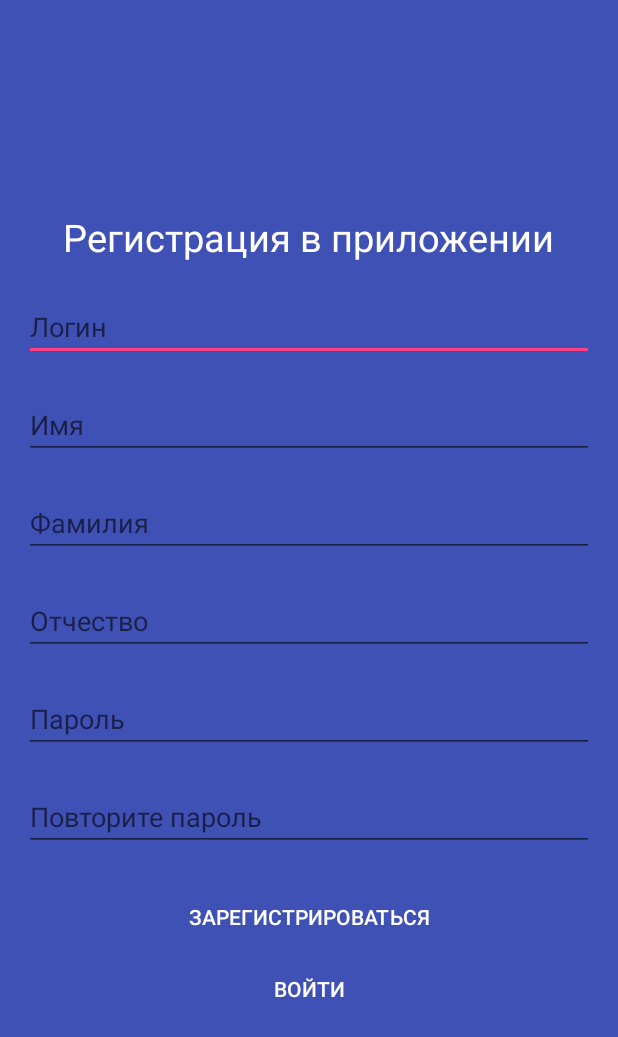
After one commit to alexbidenko/aumsu-portal-android, an Android app: the RegistrationActivity screen opened directly, with no data from a screen before it, on a phone screen of 412 x 824 dp. The commit adds this screen. Shown: the top 1037 px of the screen. Run offline under Robolectric (Android 15) with nearby library versions, the phone set to English and light mode, and no system bars.

Commit message:
Add registration form

```diff
--- a/app/src/main/java/admire/aumsu/portal/application/retrofit/RequestAPI.kt
+++ b/app/src/main/java/admire/aumsu/portal/application/retrofit/RequestAPI.kt
@@ -11,6 +11,9 @@ interface RequestAPI {
 
     @POST("login")
     fun authorization(@Body request: Authorization): Call<User>
+
+    @POST("registration")
+    fun registration(@Body request: User): Call<User>
 
     @GET("messages/last")
     fun getLastMessage(@Header("Authorization") token: String): Call<Message>
--- /dev/null
+++ b/app/src/main/res/layout/activity_registration.xml
@@ -0,0 +1,120 @@
+<?xml version="1.0" encoding="utf-8"?>
+<RelativeLayout xmlns:android="http://schemas.android.com/apk/res/android"
+    android:layout_width="match_parent"
+    android:layout_height="match_parent"
+    xmlns:tools="http://schemas.android.com/tools"
+    android:orientation="vertical"
+    android:background="@color/colorPrimary"
+    tools:context=".RegistrationActivity">
+
+    <androidx.core.widget.NestedScrollView
+        android:layout_width="match_parent"
+        android:layout_height="wrap_content"
+        android:layout_centerVertical="true">
+
+        <LinearLayout
+            android:layout_width="match_parent"
+            android:layout_height="wrap_content"
+            android:orientation="vertical"
+            android:paddingTop="20dp"
+            android:paddingBottom="20dp"
+            android:paddingStart="16dp"
+            android:paddingEnd="16dp">
+
+            <TextView
+                android:layout_width="wrap_content"
+                android:layout_height="wrap_content"
+                android:layout_gravity="center"
+                android:textAlignment="center"
+                android:textSize="25sp"
+                android:textColor="#ffffff"
+                android:text="@string/activity_registration_instruction"
+                android:layout_marginBottom="20dp" />
+
+            <EditText
+                android:layout_width="match_parent"
+                android:layout_height="wrap_content"
+                android:layout_marginBottom="20dp"
+                android:hint="@string/activity_registration_login_hint"
+                android:id="@+id/login"
+                android:textColor="@android:color/white"
+                android:maxLines="1"
+                android:autofillHints="login"
+                android:inputType="text" />
+
+            <EditText
+                android:layout_width="match_parent"
+                android:layout_height="wrap_content"
+                android:layout_marginBottom="20dp"
+                android:hint="@string/activity_registration_first_name_hint"
+                android:id="@+id/first_name"
+                android:textColor="@android:color/white"
+                android:maxLines="1"
+                android:autofillHints="first_name"
+                android:inputType="text" />
+
+            <EditText
+                android:layout_width="match_parent"
+                android:layout_height="wrap_content"
+                android:layout_marginBottom="20dp"
+                android:hint="@string/activity_registration_last_name_hint"
+                android:id="@+id/last_name"
+                android:textColor="@android:color/white"
+                android:maxLines="1"
+                android:autofillHints="last_name"
+                android:inputType="text" />
+
+            <EditText
+                android:layout_width="match_parent"
+                android:layout_height="wrap_content"
+                android:layout_marginBottom="20dp"
+                android:hint="@string/activity_registration_patronymic_hint"
+                android:id="@+id/patronymic"
+                android:textColor="@android:color/white"
+                android:maxLines="1"
+                android:autofillHints="patronymic"
+                android:inputType="text" />
+
+            <EditText
+                android:layout_width="match_parent"
+                android:layout_height="wrap_content"
+                android:layout_marginBottom="20dp"
+                android:hint="@string/activity_registration_password_hint"
+                android:id="@+id/password"
+                android:textColor="@android:color/white"
+                android:maxLines="1"
+                android:inputType="textPassword"
+                android:autofillHints="password" />
+
+            <EditText
+                android:layout_width="match_parent"
+                android:layout_height="wrap_content"
+                android:layout_marginBottom="20dp"
+                android:hint="@string/activity_registration_repeat_password_hint"
+                android:id="@+id/repeat_password"
+                android:textColor="@android:color/white"
+                android:maxLines="1"
+                android:inputType="textPassword"
+                android:autofillHints="repeat_password" />
+
+            <Button
+                android:layout_width="match_parent"
+                android:layout_height="wrap_content"
+                android:text="@string/activity_registration_registration_action"
+                android:id="@+id/registration_button"
+                android:textColor="@android:color/white"
+                style="@style/Widget.AppCompat.Button.Borderless"/>
+
+            <Button
+                android:layout_width="match_parent"
+                android:layout_height="wrap_content"
+                android:text="@string/activity_registration_to_login"
+                android:id="@+id/to_login_button"
+                android:textColor="@android:color/white"
+                style="@style/Widget.AppCompat.Button.Borderless"/>
+
+        </LinearLayout>
+
+    </androidx.core.widget.NestedScrollView>
+
+</RelativeLayout>
--- a/app/src/main/res/menu/activity_main_drawer.xml
+++ b/app/src/main/res/menu/activity_main_drawer.xml
@@ -28,6 +28,10 @@
                 android:id="@+id/nav_logout"
                 android:icon="@drawable/ic_menu_exit_to_app_24dp"
                 android:title="@string/menu_logout" />
+            <item
+                android:id="@+id/nav_feedback"
+                android:icon="@drawable/ic_baseline_feedback_24"
+                android:title="@string/menu_feedback" />
         </menu>
     </item>
 
--- a/app/src/main/res/values/strings.xml
+++ b/app/src/main/res/values/strings.xml
@@ -8,12 +8,17 @@
     <string name="system_alert_send_success">Сообщение успешно отправлено</string>
     <string name="system_alert_agree">Принято</string>
     <string name="system_alert_confirm">Ок</string>
-    <string name="system_response_news_error">Ошибка авторизации, повторите попытку позже</string>
-    <string name="system_response_authorisation_error">При запросе новостей произошла ошибка, повторите позже</string>
+    <string name="system_response_news_error">При запросе новостей произошла ошибка, повторите позже</string>
+    <string name="system_response_authorisation_error">Ошибка авторизации, повторите попытку позже</string>
+    <string name="system_response_registration_error">Ошибка регистрации, повторите попытку позже</string>
     <string name="system_response_authorisation_incorrect">Неверный логин или пароль</string>
     <string name="system_response_send_message_error">Ошибка отправки новости, повторите попытку позже</string>
     <string name="system_notification_channel_name">Сообщения университета</string>
     <string name="system_notification_channel_description">Канал для получения сообщений от университета</string>
+    <string name="system_feedback_address">alexbidenko1998@gmail.com</string>
+    <string name="system_feedback_subject">[FEEDBACK] Обратная связь об использовании приложения Science Report</string>
+    <string name="system_feedback_preview">Опишите вашу проблему, пожелание или отзыв:</string>
+    <string name="system_feedback_chooser">Выберите приложение для отправки обратной связи:</string>
 
     <string name="menu_home">Главная</string>
     <string name="menu_gallery">Галерея</string>
@@ -21,6 +26,7 @@
     <string name="menu_send">Сообщение</string>
     <string name="menu_more">Ещё</string>
     <string name="menu_logout">Выйти</string>
+    <string name="menu_feedback">Обратная связь</string>
     <string name="about_text">Федеральное государственное бюджетное образовательное учреждение высшего образования «Государственный морской университет имени адмирала Ф.Ф. Ушакова» является крупнейшим учебным заведением водного транспорта и единственным высшим учебным заведением на Юге России, выпускающим морских специалистов для судоходных компаний, судостроительных и судоремонтных заводов, предприятий водного транспорта, портов и транспортных терминалов.</string>
 
     <string name="activity_login_welcome">Welcome to Science Report</string>
@@ -29,6 +35,21 @@
     <string name="activity_login_login_hint">Логин</string>
     <string name="activity_login_password_hint">Пароль</string>
     <string name="activity_login_login_action">Войти</string>
+    <string name="activity_login_to_registration">Зарегистрироваться</string>
+
+    <string name="activity_registration_instruction">Регистрация в приложении</string>
+    <string name="activity_registration_login_hint">Логин</string>
+    <string name="activity_registration_first_name_hint">Имя</string>
+    <string name="activity_registration_last_name_hint">Фамилия</string>
+    <string name="activity_registration_patronymic_hint">Отчество</string>
+    <string name="activity_registration_password_hint">Пароль</string>
+    <string name="activity_registration_repeat_password_hint">Повторите пароль</string>
+    <string name="activity_registration_registration_action">Зарегистрироваться</string>
+    <string name="activity_registration_to_login">Войти</string>
+    <string name="activity_registration_error_password">Пароли не совпадают</string>
+    <string name="activity_registration_error_password_short">Пароль слишком короткий (минимум 8 символов)</string>
+    <string name="activity_registration_error_login_short">Логин слишком короткий (минимум 5 символов)</string>
+    <string name="activity_registration_error_data">Проверьте правильность заполнения всех даннных</string>
 
     <string name="fragment_home_header">Шапка приложения</string>
     <string name="fragment_home_university_photo">Фотография университета</string>
--- a/build.gradle
+++ b/build.gradle
@@ -7,7 +7,7 @@ buildscript {
 
     }
     dependencies {
-        classpath 'com.android.tools.build:gradle:4.1.3'
+        classpath 'com.android.tools.build:gradle:4.2.1'
         classpath "org.jetbrains.kotlin:kotlin-gradle-plugin:1.4.32"
         // NOTE: Do not place your application dependencies here; they belong
         // in the individual module build.gradle files
```
Also changed, not shown: app/build.gradle (+5 -5 lines), app/src/main/AndroidManifest.xml (+6 -1 lines), app/src/main/java/admire/aumsu/portal/application/BaseActivity.kt (+13 -0 lines), app/src/main/java/admire/aumsu/portal/application/LoginActivity.kt (+13 -0 lines), app/src/main/java/admire/aumsu/portal/application/MainActivity.kt (+18 -0 lines), app/src/main/java/admire/aumsu/portal/application/RegistrationActivity.kt (added, +107 -0 lines), app/src/main/res/drawable/ic_baseline_feedback_24.xml (added, +10 -0 lines), app/src/main/res/layout/activity_login.xml (+8 -0 lines), gradle/wrapper/gradle-wrapper.properties, 6 other files.
